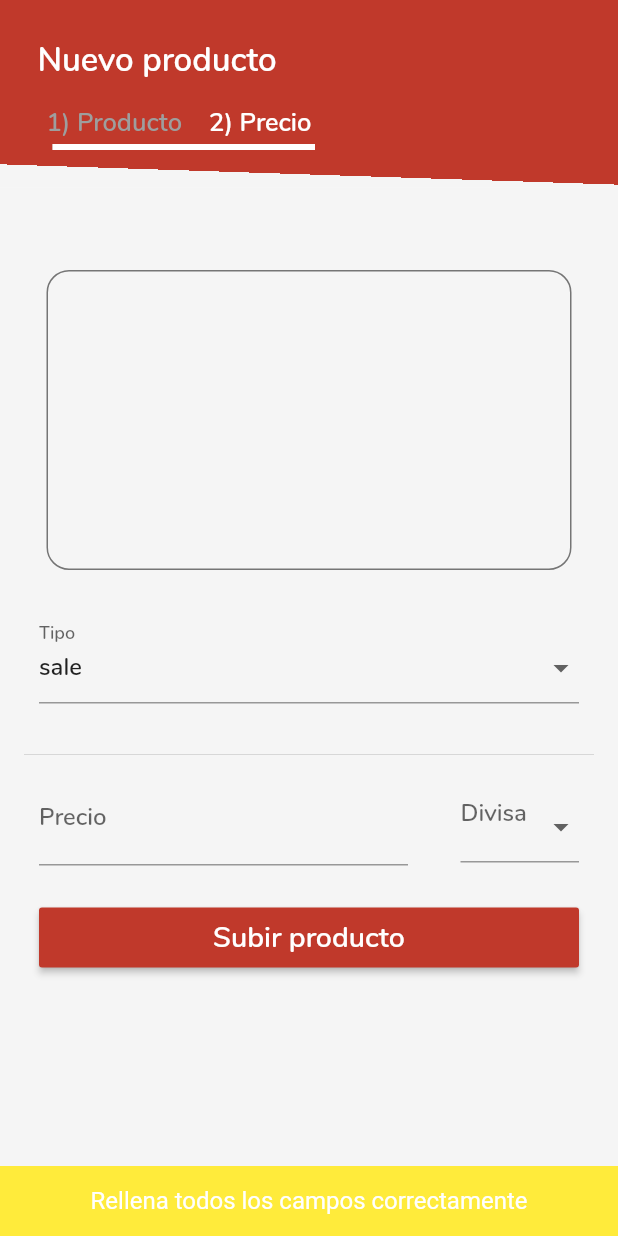
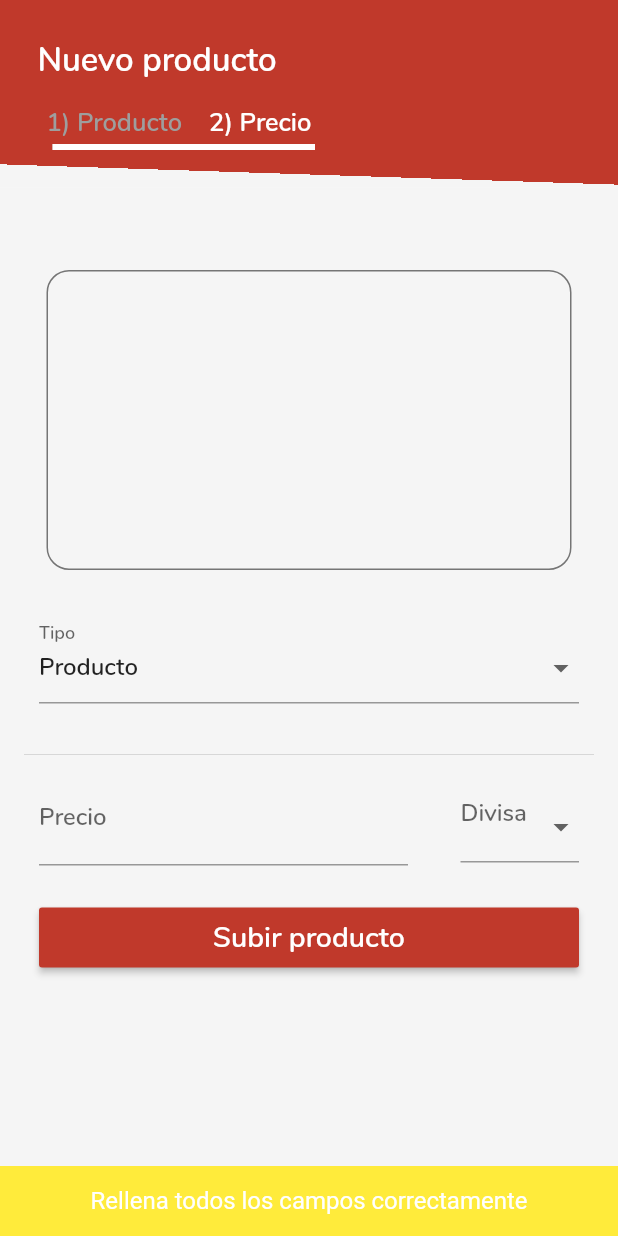
Before and after one commit to unizar-30226-2019-07/Loop, a Flutter app: the NewItem2 screen opened directly with empty values, after a tap on "Subir producto", on a phone screen of 412 x 824 dp. Run offline on Flutter 3.47's test engine with Material 2 defaults, Android fonts, the phone set to English and light mode, and no system bars; drawn by our look-alikes of percent_indicator; our stand-ins replace carousel_pro, cloud_firestore, flutter_secure_storage, flutter_speed_dial, font_awesome_flutter, google_maps_flutter and 2 more; missing offline and left inert: flutter_range_slider, flutter_statusbarcolor, geocoder; accounts and stored records are empty; project files that could hold a hidden picture were left out.

Commit message:
Rename 'sale' y 'auction' a 'Producto' y 'Subasta'

```diff
--- a/lib/screens/items/edit_item_2.dart
+++ b/lib/screens/items/edit_item_2.dart
@@ -43,7 +43,7 @@ class _EditItemState2 extends State<EditItem2> {
     _priceController.text = item.price.toString();
     _divisa = item.currency;
     _buttonFunction = createItem;
-    _tipoPrecio = item.type == "auction" ? "auction" : "sale";
+    _tipoPrecio = item.type == "Subasta" ? "auction" : "sale";
     _selectedDate = item.endDate;
   }
 
@@ -122,8 +122,7 @@ class _EditItemState2 extends State<EditItem2> {
         // Redondear precio a 2 decimales
         formattedPrice = double.parse(formattedPrice.toStringAsFixed(2));
 
-        _item.update(
-            type: _tipoPrecio, price: formattedPrice, currency: _divisa);
+        _item.update(price: formattedPrice, currency: _divisa);
 
         ItemRequest.edit(_item).then((_) {
           print('Item actualizado');
@@ -161,7 +160,6 @@ class _EditItemState2 extends State<EditItem2> {
             "Rellena todos los campos correctamente 2", Colors.yellow);
       } else {
         _item.updateAuction(
-            type: _tipoPrecio,
             price: formattedPrice,
             currency: _divisa,
             endDate: _selectedDate);
--- a/lib/screens/items/new_item_2.dart
+++ b/lib/screens/items/new_item_2.dart
@@ -28,8 +28,9 @@ class _NewItemState2 extends State<NewItem2> {
   String _divisa = '';
 
   //Lista opciones categoria
-  List<String> _tiposPrecio = <String>['sale', 'auction'];
-  String _tipoPrecio = 'sale';
+  List<String> _tiposPrecio = <String>['Producto', 'Subasta'];
+  Map<String, String> _renombrePrecio = {'Producto': 'sale', 'Subasta': 'auction'};
+  String _tipoPrecio = 'Producto';
 
   ItemClass _item;
 
@@ -105,7 +106,7 @@ class _NewItemState2 extends State<NewItem2> {
     double formattedPrice =
         double.tryParse(_priceController.text.replaceAll(',', '.'));
 
-    if (_tipoPrecio == 'sale') {
+    if (_tipoPrecio == 'Producto') {
       if (_priceController.text.length < 1 ||
           formattedPrice == null ||
           _tipoPrecio == '' ||
@@ -126,7 +127,7 @@ class _NewItemState2 extends State<NewItem2> {
         formattedPrice = double.parse(formattedPrice.toStringAsFixed(2));
 
         _item.update(
-            type: _tipoPrecio, price: formattedPrice, currency: _divisa);
+            type: _renombrePrecio[_tipoPrecio], price: formattedPrice, currency: _divisa);
 
         ItemRequest.create(_item).then((_) {
           _item.updateList((List<ItemClass> list) => list.add(_item));
@@ -156,7 +157,7 @@ class _NewItemState2 extends State<NewItem2> {
         print('Subasta creada');
 
         _item.updateAuction(
-            type: _tipoPrecio,
+            type: _renombrePrecio[_tipoPrecio],
             price: formattedPrice,
             currency: _divisa,
             endDate: _selectedDate);
@@ -429,7 +430,7 @@ class _NewItemState2 extends State<NewItem2> {
         child: new Form(
             key: _formKey,
             autovalidate: true,
-            child: _tipoPrecio == 'sale'
+            child: _tipoPrecio == 'Producto'
                 ? new ListView(
                     padding: const EdgeInsets.symmetric(horizontal: 16.0),
                     children: <Widget>[
```
